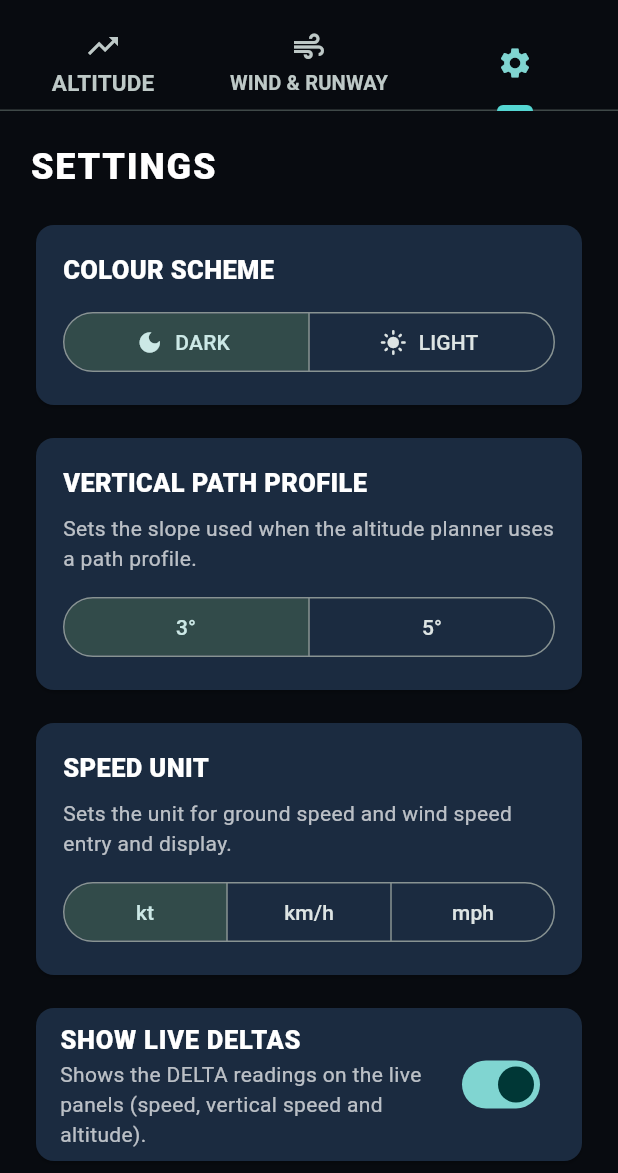
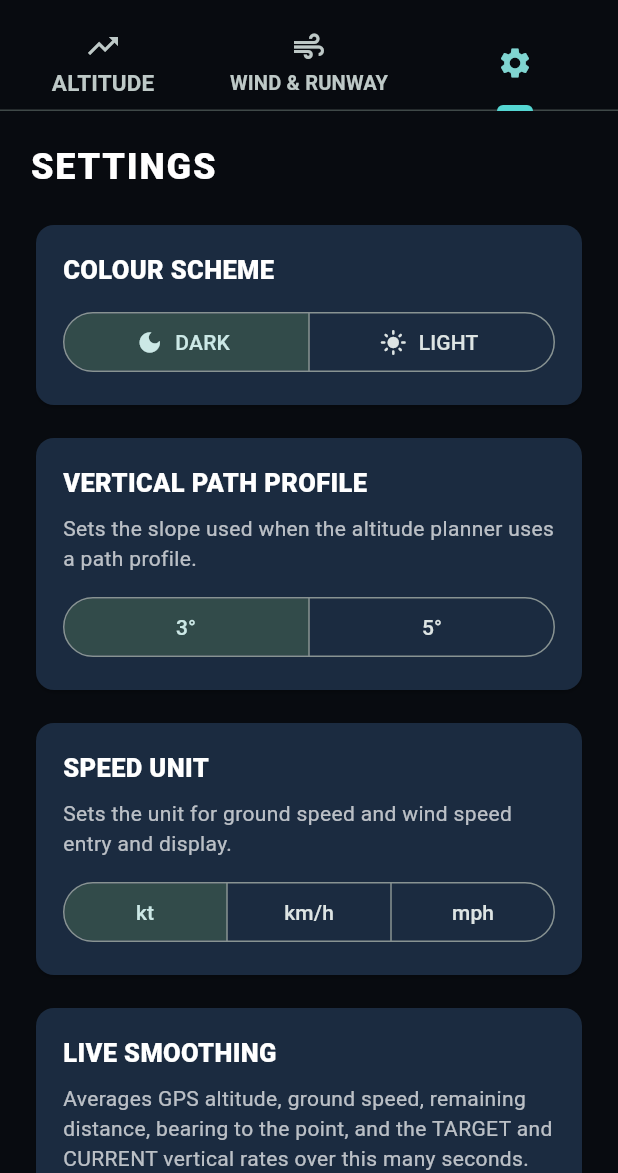
Before and after one commit to wadoadi/DescentSpy, a Flutter app: the screen it shows after launch, tab 3 chosen, on a phone screen of 412 x 824 dp, the part 63-1236 px from its top. Run offline on Flutter 3.47's test engine with Material 3 defaults, Android fonts, the phone set to English and light mode, and no system bars; our stand-ins replace geolocator, shared_preferences, wakelock_plus.

Commit message:
Remove the SHOW LIVE DELTAS setting; deltas are always shown
Deltas are always shown on the live panels, so the switch, its saved
preference and the hidden-delta layout code are removed. Panel headings
keep their units.

Build 22.

Claude-Session: https://claude.ai/code/session_0188rkdR1ECM8Vdqyxxyyi3M

```diff
--- a/lib/app_version.dart
+++ b/lib/app_version.dart
@@ -2,4 +2,4 @@
 // The build number (appBuild) increments with every build. Keep pubspec.yaml's
 // version in step: `version: <appVersion>.0+<appBuild>`.
 const String appVersion = '0.7';
-const int appBuild = 21;
+const int appBuild = 22;
--- a/lib/calculations.dart
+++ b/lib/calculations.dart
@@ -20,7 +20,6 @@ const verticalPathProfilePreferenceKey = 'descent_vertical_path_profile';
 
 const verticalRateSmoothingPreferenceKey = 'vertical_rate_smoothing_seconds';
 const defaultVerticalRateSmoothingSeconds = 5;
-const showLiveDeltasPreferenceKey = 'show_live_deltas';
 const minVerticalRateSmoothingSeconds = 1;
 const maxVerticalRateSmoothingSeconds = 30;
 
--- a/lib/main.dart
+++ b/lib/main.dart
@@ -34,7 +34,6 @@ class _DescentSpyAppState extends State<DescentSpyApp>
   VerticalPathProfile _verticalPathProfile = VerticalPathProfile.threeDegree;
   SpeedUnit _speedUnit = SpeedUnit.knots;
   int _rateSmoothingSeconds = defaultVerticalRateSmoothingSeconds;
-  bool _showLiveDeltas = true;
 
   @override
   void initState() {
@@ -57,14 +56,12 @@ class _DescentSpyAppState extends State<DescentSpyApp>
       final savedSmoothing = preferences.getInt(
         verticalRateSmoothingPreferenceKey,
       );
-      final savedShowDeltas = preferences.getBool(showLiveDeltasPreferenceKey);
       if (!mounted) return;
       setState(() {
         if (savedMode != null) {
           _themeMode = savedMode == 'light' ? ThemeMode.light : ThemeMode.dark;
         }
         _speedUnit = SpeedUnit.fromName(savedSpeedUnit);
-        _showLiveDeltas = savedShowDeltas ?? true;
         _rateSmoothingSeconds = (savedSmoothing ?? _rateSmoothingSeconds)
             .clamp(minVerticalRateSmoothingSeconds, maxVerticalRateSmoothingSeconds)
             .toInt();
@@ -122,22 +119,6 @@ class _DescentSpyAppState extends State<DescentSpyApp>
     }
   }
 
-  Future<void> _setShowLiveDeltas(bool show) async {
-    setState(() => _showLiveDeltas = show);
-    try {
-      final preferences = await SharedPreferences.getInstance();
-      await preferences.setBool(showLiveDeltasPreferenceKey, show);
-    } catch (error) {
-      FlutterError.reportError(
-        FlutterErrorDetails(
-          exception: error,
-          library: 'DescentSpy settings',
-          context: ErrorDescription('while saving the delta setting'),
-        ),
-      );
-    }
-  }
-
   Future<void> _setRateSmoothingSeconds(int seconds) async {
     setState(() => _rateSmoothingSeconds = seconds);
     try {
@@ -208,8 +189,6 @@ class _DescentSpyAppState extends State<DescentSpyApp>
         onSpeedUnitChanged: _setSpeedUnit,
         rateSmoothingSeconds: _rateSmoothingSeconds,
         onRateSmoothingChanged: _setRateSmoothingSeconds,
-        showLiveDeltas: _showLiveDeltas,
-        onShowLiveDeltasChanged: _setShowLiveDeltas,
       ),
     );
   }
@@ -226,8 +205,6 @@ class FlightToolsPage extends StatelessWidget {
     required this.onSpeedUnitChanged,
     required this.rateSmoothingSeconds,
     required this.onRateSmoothingChanged,
-    required this.showLiveDeltas,
-    required this.onShowLiveDeltasChanged,
   });
 
   final ThemeMode themeMode;
@@ -238,8 +215,6 @@ class FlightToolsPage extends StatelessWidget {
   final ValueChanged<SpeedUnit> onSpeedUnitChanged;
   final int rateSmoothingSeconds;
   final ValueChanged<int> onRateSmoothingChanged;
-  final bool showLiveDeltas;
-  final ValueChanged<bool> onShowLiveDeltasChanged;
 
   @override
   Widget build(BuildContext context) {
@@ -290,7 +265,6 @@ class FlightToolsPage extends StatelessWidget {
               profile: verticalPathProfile,
               speedUnit: speedUnit,
               rateSmoothingSeconds: rateSmoothingSeconds,
-              showLiveDeltas: showLiveDeltas,
             ),
             WindPlanner(speedUnit: speedUnit),
             SettingsPage(
@@ -302,8 +276,6 @@ class FlightToolsPage extends StatelessWidget {
               onSpeedUnitChanged: onSpeedUnitChanged,
               rateSmoothingSeconds: rateSmoothingSeconds,
               onRateSmoothingChanged: onRateSmoothingChanged,
-              showLiveDeltas: showLiveDeltas,
-              onShowLiveDeltasChanged: onShowLiveDeltasChanged,
               onOpenPoints: () {
                 Navigator.of(context).push(
                   MaterialPageRoute<void>(
@@ -328,13 +300,11 @@ class AltitudePlanner extends StatefulWidget {
     required this.profile,
     required this.speedUnit,
     required this.rateSmoothingSeconds,
-    required this.showLiveDeltas,
   });
 
   final VerticalPathProfile profile;
   final SpeedUnit speedUnit;
   final int rateSmoothingSeconds;
-  final bool showLiveDeltas;
 
   @override
   State<AltitudePlanner> createState() => _AltitudePlannerState();
@@ -1138,7 +1108,6 @@ class _AltitudePlannerState extends State<AltitudePlanner> {
               trackedDistanceNm: _gpsTravelledNm,
               point: _constraintPoint,
               pointBearingDeg: smoothedBearingDeg,
-              showDeltas: widget.showLiveDeltas,
             ),
             if (kDebugMode) ...[
               const SizedBox(height: 14),
@@ -1379,7 +1348,6 @@ class _LiveVerticalRateCard extends StatelessWidget {
     required this.trackedDistanceNm,
     required this.point,
     required this.pointBearingDeg,
-    required this.showDeltas,
   });
 
   final String? gpsMessage;
@@ -1399,7 +1367,6 @@ class _LiveVerticalRateCard extends StatelessWidget {
   final double trackedDistanceNm;
   final NavigationPoint? point;
   final double? pointBearingDeg;
-  final bool showDeltas;
 
   @override
   Widget build(BuildContext context) {
@@ -1552,7 +1519,6 @@ class _LiveVerticalRateCard extends StatelessWidget {
           const SizedBox(height: 10),
           _TrackingPanel(
             title: 'GROUND SPEED (${speedUnit.label})',
-            showDeltas: showDeltas,
             metrics: [
               _TrackingMetric(
                 label: 'TARGET',
@@ -1568,7 +1534,6 @@ class _LiveVerticalRateCard extends StatelessWidget {
               ),
               _TrackingMetric(
                 label: 'DELTA',
-                isDelta: true,
                 value: speedDelta == null
                     ? '—'
                     : _signed(speedUnit.fromKnots(speedDelta), 1),
@@ -1580,7 +1545,6 @@ class _LiveVerticalRateCard extends StatelessWidget {
           const SizedBox(height: 8),
           _TrackingPanel(
             title: 'VERTICAL SPEED (fpm) · $verticalSpeedSource',
-            showDeltas: showDeltas,
             metrics: [
               _TrackingMetric(
                 label: 'TARGET',
@@ -1593,7 +1557,6 @@ class _LiveVerticalRateCard extends StatelessWidget {
               ),
               _TrackingMetric(
                 label: 'DELTA',
-                isDelta: true,
                 value: deviation == null ? '—' : _signedFpm(deviation),
               ),
             ],
@@ -1601,7 +1564,6 @@ class _LiveVerticalRateCard extends StatelessWidget {
           const SizedBox(height: 8),
           _TrackingPanel(
             title: 'ALTITUDE (ft)',
-            showDeltas: showDeltas,
             metrics: [
               _TrackingMetric(
                 label: 'TARGET',
@@ -1613,7 +1575,6 @@ class _LiveVerticalRateCard extends StatelessWidget {
               ),
               _TrackingMetric(
                 label: 'DELTA',
-                isDelta: true,
                 value: altitudeDelta == null ? '—' : _signed(altitudeDelta, 0),
               ),
             ],
@@ -1648,7 +1609,6 @@ class _LiveVerticalRateCard extends StatelessWidget {
           const SizedBox(height: 8),
           _TrackingPanel(
             title: point == null ? 'REMAINING' : 'REMAINING - ${point!.name}',
-            showDeltas: showDeltas,
             metrics: [
               _TrackingMetric(
                 label: 'TIME (min)',
@@ -1854,17 +1814,14 @@ class _TrackingPanel extends StatelessWidget {
   const _TrackingPanel({
     required this.title,
     required this.metrics,
-    required this.showDeltas,
   });
 
   /// Panel heading. Units go here, once per panel, e.g. "GROUND SPEED (kt)".
   final String title;
   final List<_TrackingMetric> metrics;
-  final bool showDeltas;
 
   @override
   Widget build(BuildContext context) {
-    final hidesDelta = !showDeltas && metrics.any((metric) => metric.isDelta);
     return Container(
       padding: const EdgeInsets.symmetric(horizontal: 10, vertical: 8),
       decoration: BoxDecoration(
@@ -1887,13 +1844,8 @@ class _TrackingPanel extends StatelessWidget {
           const SizedBox(height: 6),
           Row(
             children: [
-              // With deltas hidden, spacers centre the remaining values.
-              if (hidesDelta) const Spacer(),
-              for (final metric in metrics.where(
-                (metric) => showDeltas || !metric.isDelta,
-              ))
+              for (final metric in metrics)
                 Expanded(
-                  flex: hidesDelta ? 2 : 1,
                   child: Column(
                     crossAxisAlignment: CrossAxisAlignment.start,
                     children: [
@@ -1939,7 +1891,6 @@ class _TrackingPanel extends StatelessWidget {
                     ],
                   ),
                 ),
-              if (hidesDelta) const Spacer(),
             ],
           ),
         ],
@@ -1959,14 +1910,12 @@ class _TrackingMetric {
     required this.label,
     required this.value,
     this.alert = false,
-    this.isDelta = false,
     this.bearingDegrees,
   });
 
   final String label;
   final String value;
   final bool alert;
-  final bool isDelta;
   final double? bearingDegrees;
 }
 
--- a/lib/settings_page.dart
+++ b/lib/settings_page.dart
@@ -27,8 +27,6 @@ class SettingsPage extends StatefulWidget {
     required this.onSpeedUnitChanged,
     required this.rateSmoothingSeconds,
     required this.onRateSmoothingChanged,
-    required this.showLiveDeltas,
-    required this.onShowLiveDeltasChanged,
     required this.onOpenPoints,
   });
 
@@ -40,8 +38,6 @@ class SettingsPage extends StatefulWidget {
   final ValueChanged<SpeedUnit> onSpeedUnitChanged;
   final int rateSmoothingSeconds;
   final ValueChanged<int> onRateSmoothingChanged;
-  final bool showLiveDeltas;
-  final ValueChanged<bool> onShowLiveDeltasChanged;
   final VoidCallback onOpenPoints;
 
   @override
@@ -327,26 +323,6 @@ class _SettingsPageState extends State<SettingsPage> {
                     },
                   ),
                 ],
-              ),
-            ),
-          ),
-          const SizedBox(height: 14),
-          Card(
-            color: context.appPanel,
-            child: SwitchListTile(
-              value: widget.showLiveDeltas,
-              onChanged: widget.onShowLiveDeltasChanged,
-              title: Text(
-                'SHOW LIVE DELTAS',
-                style: TextStyle(
-                  color: context.appText,
-                  fontWeight: FontWeight.w900,
-                  fontSize: 17,
-                ),
-              ),
-              subtitle: Text(
-                'Shows the DELTA readings on the live panels (speed, vertical speed and altitude).',
-                style: TextStyle(color: context.appSecondaryText),
               ),
             ),
           ),
--- a/pubspec.yaml
+++ b/pubspec.yaml
@@ -16,7 +16,7 @@ publish_to: 'none' # Remove this line if you wish to publish to pub.dev
 # https://developer.apple.com/library/archive/documentation/General/Reference/InfoPlistKeyReference/Articles/CoreFoundationKeys.html
 # In Windows, build-name is used as the major, minor, and patch parts
 # of the product and file versions while build-number is used as the build suffix.
-version: 0.7.0+21
+version: 0.7.0+22
 
 environment:
   sdk: ^3.13.5
```
Also changed, not shown: 1 other file.
